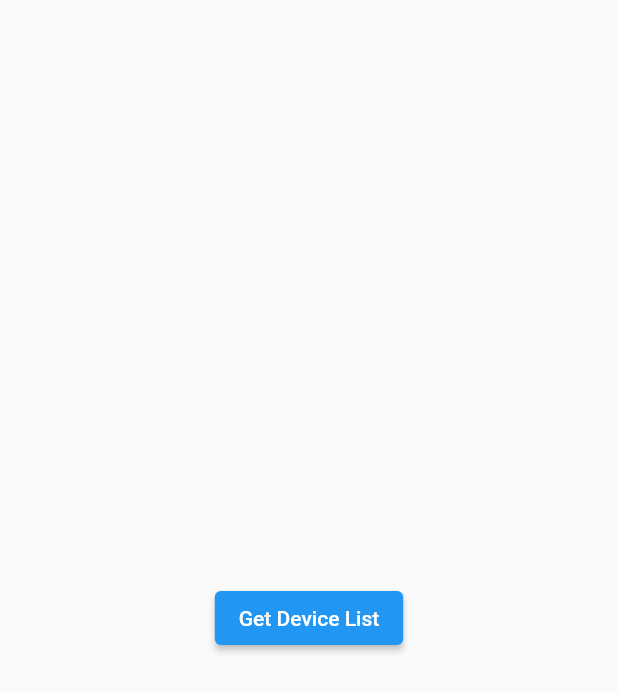
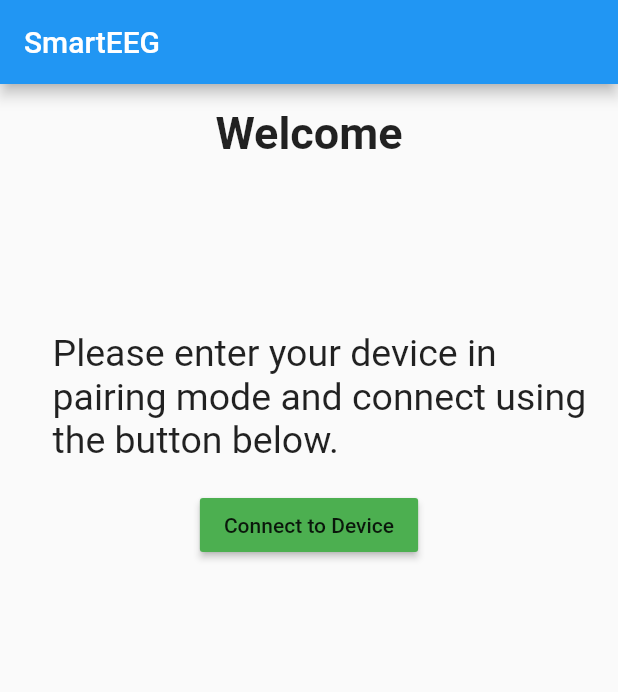
Before and after one commit to CykoDev/SmartEEG, a Flutter app: the screen it shows after launch, on a phone screen of 412 x 824 dp. Shown: the top 692 px of the screen. Run offline on Flutter 3.47's test engine with Material 2 defaults, Android fonts, the phone set to English and light mode, and no system bars; our stand-ins replace settings_ui, syncfusion_flutter_charts.

Commit message:
added screens and visualization

```diff
--- a/eeglab/lib/main.dart
+++ b/eeglab/lib/main.dart
@@ -1,90 +1,27 @@
-import 'dart:async';
+import 'package:flutter/material.dart';
 
-import 'package:flutter/material.dart';
-import 'package:flutter/services.dart';
+import 'screens/heatmap_screen.dart';
+import 'screens/pairing_screen.dart';
+import 'screens/settings_screen.dart';
+import 'screens/signal_data_screen.dart';
 
-void main() {
-  runApp(MyApp());
-}
+void main() => runApp(MyApp());
 
 class MyApp extends StatelessWidget {
-  // This widget is the root of your application.
   @override
   Widget build(BuildContext context) {
     return MaterialApp(
-      title: 'Flutter Demo',
+      title: 'SmartEEG',
       theme: ThemeData(
-        // This is the theme of your application.
-        //
-        // Try running your application with "flutter run". You'll see the
-        // application has a blue toolbar. Then, without quitting the app, try
-        // changing the primarySwatch below to Colors.green and then invoke
-        // "hot reload" (press "r" in the console where you ran "flutter run",
-        // or simply save your changes to "hot reload" in a Flutter IDE).
-        // Notice that the counter didn't reset back to zero; the application
-        // is not restarted.
         primarySwatch: Colors.blue,
-        // This makes the visual density adapt to the platform that you run
-        // the app on. For desktop platforms, the controls will be smaller and
-        // closer together (more dense) than on mobile platforms.
-        visualDensity: VisualDensity.adaptivePlatformDensity,
       ),
-      home: MyHomePage(title: 'Flutter Demo Home Page'),
+      home: PairingScreen(),
+      routes: {
+        HeatmapScreen.routeName: (ctx) => HeatmapScreen(),
+        PairingScreen.routeName: (ctx) => PairingScreen(),
+        SettingsScreen.routeName: (ctx) => SettingsScreen(),
+        SignalDataScreen.routeName: (ctx) => SignalDataScreen(),
+      },
     );
   }
 }
-
-class MyHomePage extends StatefulWidget {
-  MyHomePage({Key key, this.title}) : super(key: key);
-
-  // This widget is the home page of your application. It is stateful, meaning
-  // that it has a State object (defined below) that contains fields that affect
-  // how it looks.
-
-  // This class is the configuration for the state. It holds the values (in this
-  // case the title) provided by the parent (in this case the App widget) and
-  // used by the build method of the State. Fields in a Widget subclass are
-  // always marked "final".
-
-  final String title;
-
-  @override
-  _MyHomePageState createState() => _MyHomePageState();
-}
-
-class _MyHomePageState extends State<MyHomePage> {
-  static const platform = const MethodChannel('samples.flutter.dev/bluetooth');
-
-  List<dynamic> _deviceList = <dynamic>[];
-
-  Future<void> _getDeviceList() async {
-    List<dynamic> deviceList = <dynamic>[];
-    try {
-      deviceList = await platform.invokeMethod('getDeviceList');
-    } on PlatformException catch (e) {
-      deviceList.add("Failed to get device list: '${e.message}'.");
-    }
-
-    setState(() {
-      _deviceList = deviceList;
-    });
-  }
-
-  @override
-  Widget build(BuildContext context) {
-    return Material(
-      child: Center(
-        child: Column(
-          mainAxisAlignment: MainAxisAlignment.spaceEvenly,
-          children: [
-            ElevatedButton(
-              child: Text('Get Device List'),
-              onPressed: _getDeviceList,
-            ),
-            for (var device in _deviceList) Text(device),
-          ],
-        ),
-      ),
-    );
-  }
-}
--- /dev/null
+++ b/eeglab/lib/models/linear_sales.dart
@@ -0,0 +1,5 @@
+class LinearSales {
+  LinearSales(this.year, this.sales);
+  final int year;
+  final double sales;
+}
--- /dev/null
+++ b/eeglab/lib/screens/pairing_screen.dart
@@ -0,0 +1,52 @@
+import 'package:flutter/material.dart';
+
+import 'heatmap_screen.dart';
+
+class PairingScreen extends StatelessWidget {
+  static String routeName = '/pairing';
+
+  @override
+  Widget build(BuildContext context) {
+    return Scaffold(
+      appBar: AppBar(
+        title: Text(
+          'SmartEEG',
+        ),
+      ),
+      body: Column(
+        children: [
+          Padding(
+            padding: const EdgeInsets.all(15.0),
+            child: Text(
+              'Welcome',
+              style: TextStyle(
+                fontWeight: FontWeight.bold,
+                fontSize: 30,
+              ),
+            ),
+          ),
+          Padding(
+            padding: const EdgeInsets.fromLTRB(35, 100, 20, 8),
+            child: Center(
+              child: Text(
+                'Please enter your device in pairing mode and connect using the button below.',
+                style: TextStyle(
+                  fontSize: 25,
+                ),
+              ),
+            ),
+          ),
+          Padding(
+            padding: const EdgeInsets.all(10.0),
+            child: RaisedButton(
+              child: Text('Connect to Device'),
+              color: Colors.green,
+              onPressed: () =>
+                  Navigator.of(context).pushNamed(HeatmapScreen.routeName),
+            ),
+          ),
+        ],
+      ),
+    );
+  }
+}
```
Also changed, not shown: eeglab/analysis_options.yaml (added, +213 -0 lines), eeglab/lib/bluetooth.dart (added, +70 -0 lines), eeglab/lib/screens/heatmap_screen.dart (added, +44 -0 lines), eeglab/lib/screens/settings_screen.dart (added, +73 -0 lines), eeglab/lib/screens/signal_data_screen.dart (added, +80 -0 lines), eeglab/pubspec.yaml (+11 -7 lines), eeglab/pubspec.lock, 333 other files.
